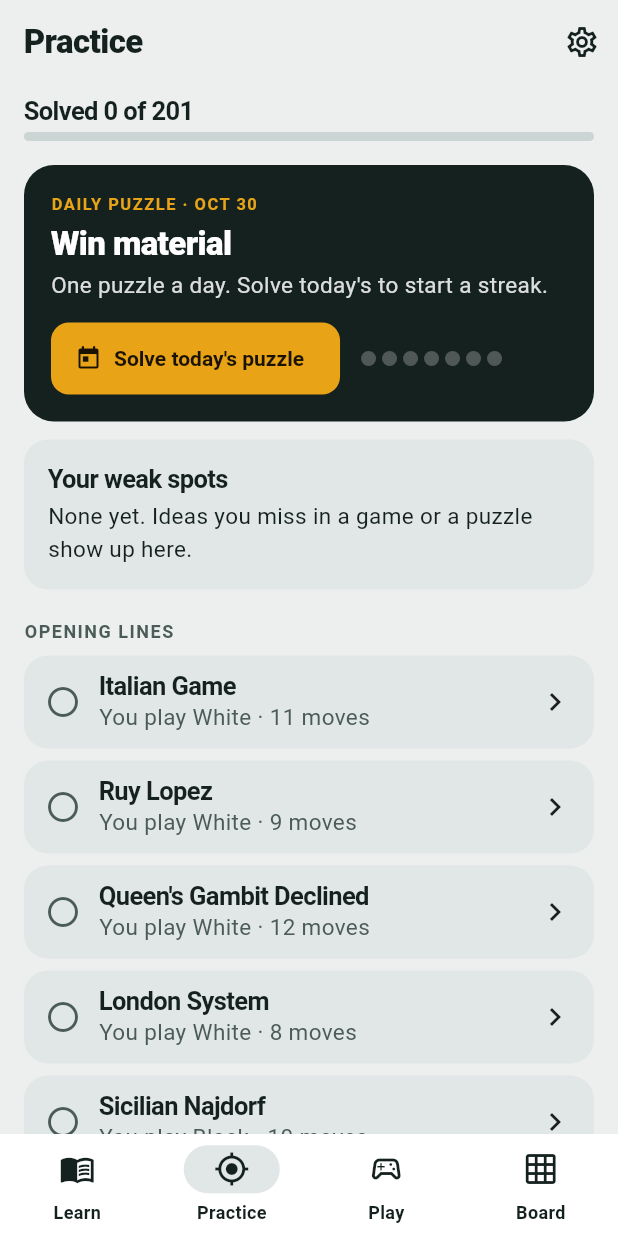
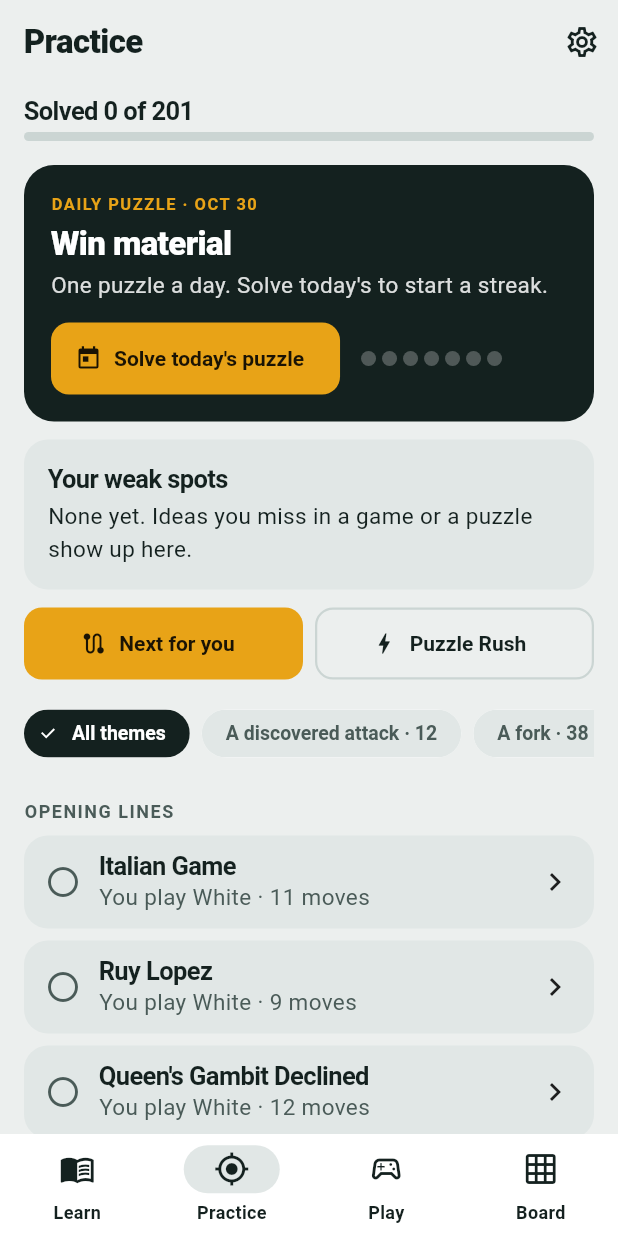
Before and after one commit to johnkg/chess_solver, a Flutter app: the screen it shows after launch, item 2 of the bottom bar chosen, on a phone screen of 412 x 824 dp. Run offline on Flutter 3.47's test engine with Material 3 defaults, Android fonts, the phone set to English and light mode, and no system bars; our stand-ins replace shared_preferences; project files that could hold a hidden picture were left out.

Commit message:
Practice: Puzzle Rush, spaced review, 'Next for you' path and theme filters
Co-Authored-By: Claude Sonnet 5.5 <noreply@anthropic.com>
Claude-Session: https://claude.ai/code/session_01HBwusMn1Yx7nSzGYxWWEah

```diff
--- a/lib/ui/practice_screen.dart
+++ b/lib/ui/practice_screen.dart
@@ -2,6 +2,9 @@ import 'package:flutter/material.dart';
 
 import '../engine/daily.dart';
 import '../engine/piece.dart';
+import '../engine/puzzle.dart';
+import '../engine/review.dart' show weakKey;
+import '../engine/rush.dart';
 import '../engine/position.dart';
 import '../engine/weakspots.dart';
 import '../engine/drill.dart';
@@ -14,17 +17,140 @@ import 'line_trainer.dart';
 import 'progress_store.dart';
 import 'settings_screen.dart';
 import 'puzzle_screen.dart';
+import 'rush_screen.dart';
 import 'theme.dart';
 import 'widgets.dart';
 
 /// Puzzles grouped by difficulty tier, with a tick on solved ones.
-class PracticeScreen extends StatelessWidget {
+class PracticeScreen extends StatefulWidget {
   const PracticeScreen({super.key, required this.progress, this.now});
 
   final ProgressStore progress;
 
   /// Clock for tests; defaults to the real time.
   final DateTime Function()? now;
+
+  @override
+  State<PracticeScreen> createState() => _PracticeScreenState();
+}
+
+class _PracticeScreenState extends State<PracticeScreen> {
+  ProgressStore get progress => widget.progress;
+  DateTime Function()? get now => widget.now;
+
+  /// A [weakKey] to show only that theme's puzzles in the list and the path.
+  String? _theme;
+
+  int get _today => dayNumber(now?.call() ?? DateTime.now());
+
+  bool _inTheme(Puzzle p) => _theme == null || weakKey(p.idea) == _theme;
+
+  void _openPuzzle(Puzzle p, {Puzzle? Function(Set<String>)? next, String label = 'Next puzzle'}) {
+    Navigator.of(context).push(
+      MaterialPageRoute<void>(
+        builder: (_) => PuzzleScreen(
+          puzzle: p,
+          progress: progress,
+          nextPuzzle: next,
+          nextLabel: label,
+          today: _today,
+        ),
+      ),
+    );
+  }
+
+  Puzzle? _pathNext(Set<String> seen) =>
+      nextPathPuzzle(puzzleLibrary, progress.solved, only: (p) => _inTheme(p) && !seen.contains(p.id));
+
+  Puzzle? _dueNext(Set<String> seen) {
+    for (final id in progress.dueForReview(_today)) {
+      if (seen.contains(id)) continue;
+      for (final p in puzzleLibrary) {
+        if (p.id == id) return p;
+      }
+    }
+    return null;
+  }
+
+  Widget _review(BuildContext context) {
+    final first = _dueNext(const {});
+    final n = progress.dueForReview(_today).length;
+    if (first == null) return const SizedBox.shrink();
+    return Padding(
+      padding: const EdgeInsets.only(bottom: 12),
+      child: HeroCard(
+        eyebrow: 'Spaced review',
+        title: '$n ${n == 1 ? 'puzzle' : 'puzzles'} to review',
+        body: 'Puzzles you missed come back after a day, then 3, 7, 14 and 30 days '
+            'until you solve them cleanly every time.',
+        action: FilledButton.icon(
+          onPressed: () => _openPuzzle(first, next: _dueNext, label: 'Next review'),
+          icon: const Icon(Icons.history),
+          label: const Text('Start review'),
+        ),
+      ),
+    );
+  }
+
+  Widget _tools(BuildContext context) {
+    final path = _pathNext(const {});
+    final themes = <String, int>{};
+    for (final p in puzzleLibrary) {
+      themes.update(weakKey(p.idea), (n) => n + 1, ifAbsent: () => 1);
+    }
+    final keys = themes.keys.toList()..sort((a, b) => weakLabel(a).compareTo(weakLabel(b)));
+    return Column(
+      crossAxisAlignment: CrossAxisAlignment.start,
+      children: [
+        Row(
+          children: [
+            Expanded(
+              child: FilledButton.icon(
+                onPressed: path == null ? null : () => _openPuzzle(path, next: _pathNext),
+                icon: const Icon(Icons.route),
+                label: Text(path == null ? 'All solved' : 'Next for you'),
+              ),
+            ),
+            const SizedBox(width: 8),
+            Expanded(
+              child: OutlinedButton.icon(
+                onPressed: () => Navigator.of(context).push(
+                  MaterialPageRoute<void>(builder: (_) => RushScreen(progress: progress)),
+                ),
+                icon: const Icon(Icons.bolt),
+                label: Text(progress.rushBest > 0 ? 'Puzzle Rush · best ${progress.rushBest}' : 'Puzzle Rush'),
+              ),
+            ),
+          ],
+        ),
+        const SizedBox(height: 12),
+        SingleChildScrollView(
+          scrollDirection: Axis.horizontal,
+          child: Row(
+            children: [
+              Padding(
+                padding: const EdgeInsets.only(right: 8),
+                child: ChoiceChip(
+                  label: const Text('All themes'),
+                  selected: _theme == null,
+                  onSelected: (_) => setState(() => _theme = null),
+                ),
+              ),
+              for (final k in keys)
+                Padding(
+                  padding: const EdgeInsets.only(right: 8),
+                  child: ChoiceChip(
+                    label: Text('${weakLabel(k)} · ${themes[k]}'),
+                    selected: _theme == k,
+                    onSelected: (_) => setState(() => _theme = _theme == k ? null : k),
+                  ),
+                ),
+            ],
+          ),
+        ),
+      ],
+    );
+  }
 
   Widget _daily(BuildContext context) {
     final scheme = Theme.of(context).colorScheme;
@@ -187,7 +313,10 @@ class PracticeScreen extends StatelessWidget {
                 const SizedBox(height: 16),
                 _daily(context),
                 const SizedBox(height: 12),
+                _review(context),
                 _weakSpots(context),
+                const SizedBox(height: 12),
+                _tools(context),
                 for (final (title, level) in [('Opening lines', 8), ('Famous games', 7)]) ...[
                   SectionLabel(title),
                   for (final l in lessons.where((l) => l.kind == LessonKind.line && l.level == level))
@@ -221,8 +350,8 @@ class PracticeScreen extends StatelessWidget {
                     ),
                 ],
                 for (final tier in tiers) ...[
-                  SectionLabel(tierTitle(tier)),
-                  for (final p in puzzleLibrary.where((p) => p.tier == tier))
+                  if (puzzleLibrary.any((p) => p.tier == tier && _inTheme(p))) SectionLabel(tierTitle(tier)),
+                  for (final p in puzzleLibrary.where((p) => p.tier == tier && _inTheme(p)))
                     RowCard(
                       leading: Icon(
                         progress.isSolved(p.id)
```
Also changed, not shown: lib/ui/puzzle_screen.dart (+40 -10 lines), lib/ui/rush_screen.dart (added, +245 -0 lines), 1 other file.
